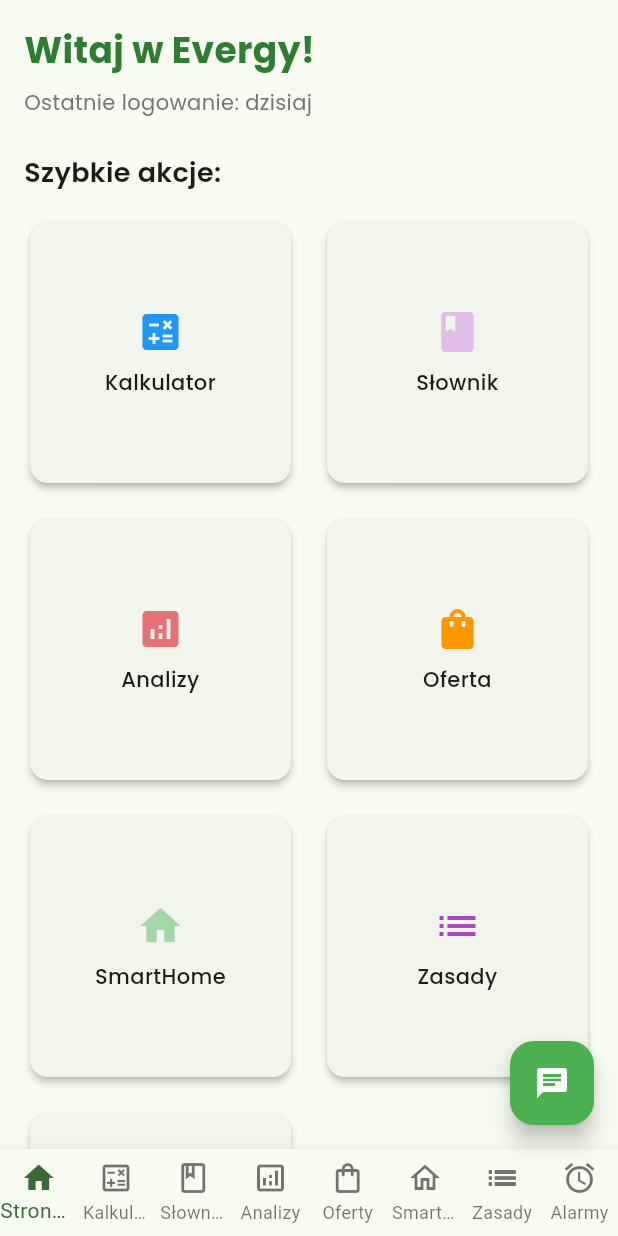
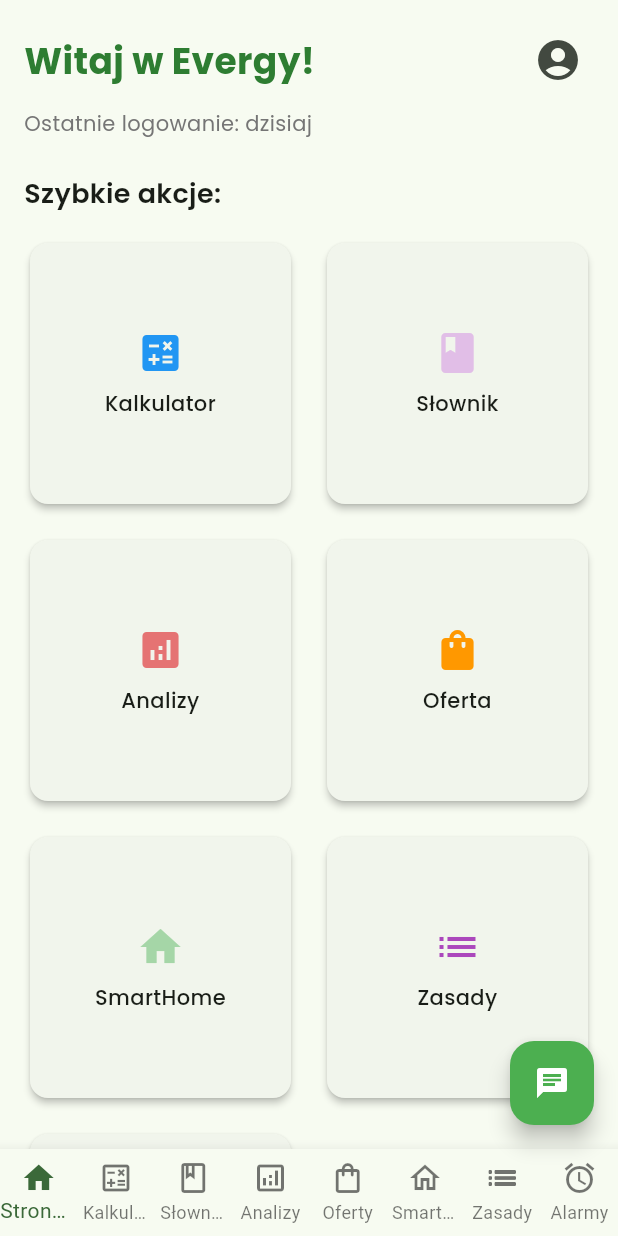
Before and after one commit to MinikPLayer/Kosciuszkon-2025, a Flutter app: the WidgetTree screen opened directly, on a phone screen of 412 x 824 dp. Run offline on Flutter 3.47's test engine with Material 3 defaults, Android fonts, the phone set to English and light mode, and no system bars; our stand-ins replace fl_chart, google_fonts.

Commit message:
Added back the account button

```diff
--- a/frontend_calculator/lib/views/pages/home_page.dart
+++ b/frontend_calculator/lib/views/pages/home_page.dart
@@ -1,4 +1,5 @@
 import 'package:flutter/material.dart';
+import 'package:frontend_calculator/views/pages/profil_page.dart';
 import 'package:google_fonts/google_fonts.dart';
 import 'package:frontend_calculator/data/notifiers.dart';
 
@@ -14,11 +15,7 @@
             padding: const EdgeInsets.all(16.0),
             child: Column(
               crossAxisAlignment: CrossAxisAlignment.start,
-              children: [
-                _buildWelcomeHeader(),
-                const SizedBox(height: 24),
-                _buildQuickActions(context),
-              ],
+              children: [_buildWelcomeHeader(context), const SizedBox(height: 24), _buildQuickActions(context)],
             ),
           ),
         ),
@@ -26,13 +23,36 @@
     );
   }
 
-  Widget _buildWelcomeHeader() {
+  Widget _buildWelcomeHeader(BuildContext context) {
     return Column(
       crossAxisAlignment: CrossAxisAlignment.start,
       children: [
-        Text(
-          'Witaj w Evergy!',
-          style: GoogleFonts.poppins(fontSize: 24, fontWeight: FontWeight.bold, color: Colors.green[800]),
+        Row(
+          mainAxisAlignment: MainAxisAlignment.spaceBetween,
+          crossAxisAlignment: CrossAxisAlignment.center,
+          children: [
+            Text(
+              'Witaj w Evergy!',
+              style: GoogleFonts.poppins(fontSize: 24, fontWeight: FontWeight.bold, color: Colors.green[800]),
+            ),
+            IconButton(
+              onPressed: () {
+                final userData = {
+                  'email': 'example@email.com',
+                  'userType': 'Osoba prywatna',
+                  'voivodeship': 'Mazowieckie',
+                  'buildingType': 'Dom jednorodzinny',
+                  'orientation': 'Południe',
+                  'roofType': 'Dachówka ceramiczna',
+                  'roofAngle': 30.0,
+                  'storageCapacity': '10',
+                  'storageYears': '2',
+                };
+                Navigator.of(context).push(MaterialPageRoute(builder: (context) => ProfilePage(userData: userData)));
+              },
+              icon: const Icon(Icons.account_circle, size: 32),
+            ),
+          ],
         ),
         const SizedBox(height: 8),
         Text('Ostatnie logowanie: dzisiaj', style: GoogleFonts.poppins(color: Colors.grey[600])),
@@ -135,9 +155,9 @@
   }
 
   void _showNotImplemented(BuildContext context, String label) {
-    ScaffoldMessenger.of(context).showSnackBar(
-      SnackBar(content: Text('$label - funkcjonalność w trakcie implementacji')),
-    );
+    ScaffoldMessenger.of(
+      context,
+    ).showSnackBar(SnackBar(content: Text('$label - funkcjonalność w trakcie implementacji')));
   }
 }
 
```
